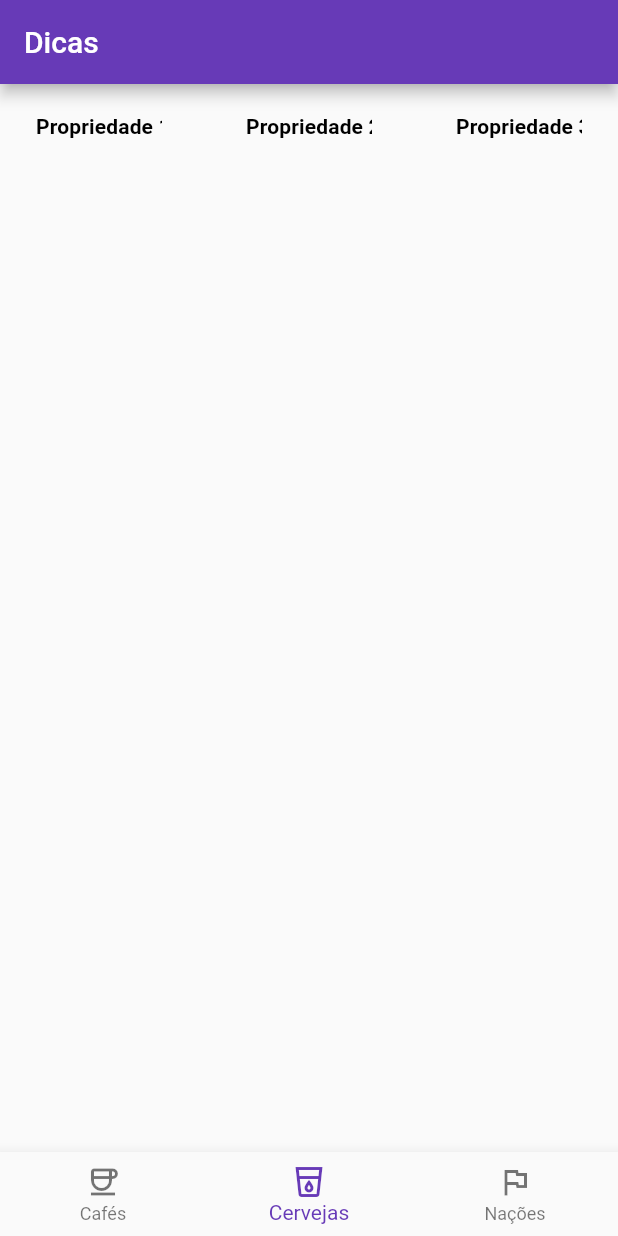
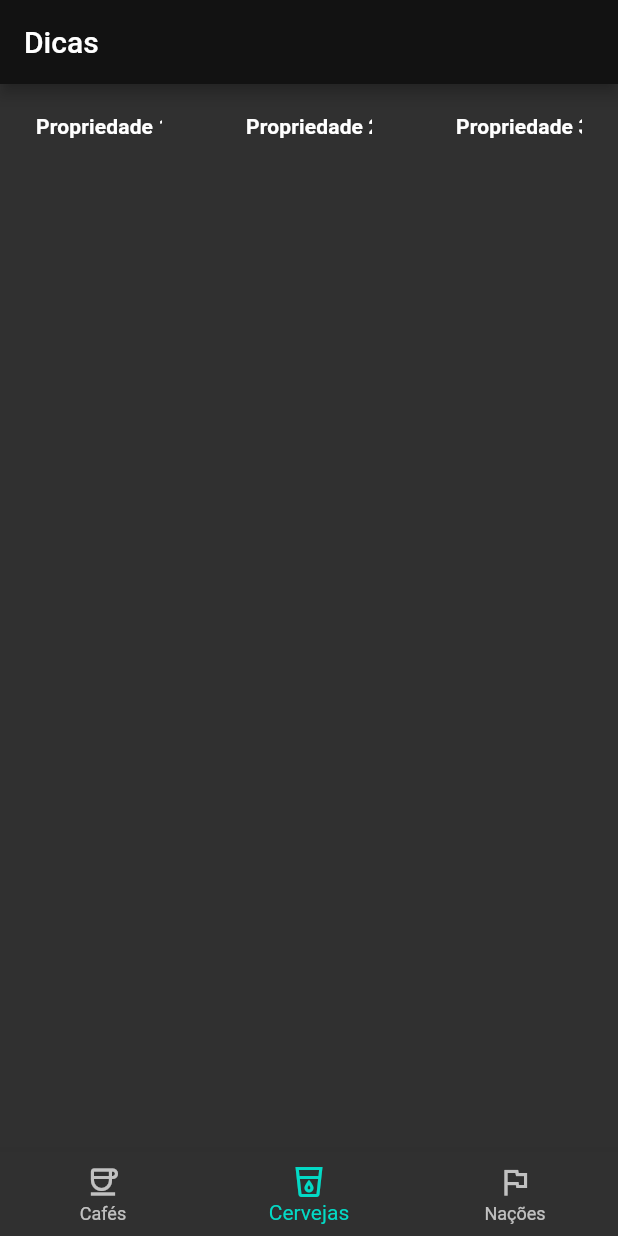
Before and after one commit to VictorRyan3612/POO_Orientada-a-objetos, a Flutter app: the screen it shows after launch, on a phone screen of 412 x 824 dp. Run offline on Flutter 3.47's test engine with Material 2 defaults, Android fonts, the phone set to English and light mode, and no system bars; our stand-ins replace flutter_hooks.

Commit message:
Receita 7 Exercise 2 part 0.1

```diff
--- a/un_2_receita7/lib/main.dart
+++ b/un_2_receita7/lib/main.dart
@@ -139,7 +139,11 @@ class MyApp extends StatelessWidget {
 
   Widget build(BuildContext context) {
     return MaterialApp(
-      theme: ThemeData(primarySwatch: Colors.deepPurple),
+      theme: ThemeData(
+        primarySwatch: Colors.deepPurple,
+        colorScheme: const ColorScheme.dark(),
+      ),
+
       debugShowCheckedModeBanner:false,
 
       home: Scaffold(
@@ -147,18 +151,29 @@ class MyApp extends StatelessWidget {
           title: const Text("Dicas"),
           ),
 
-        body: ValueListenableBuilder(
+        body: Container(
+          child: Column(
+            children: [
+
+              ValueListenableBuilder(
                 valueListenable: dataService.tableStateNotifier,
                 builder:(_, value, __){
 
-            return DataTableWidget(
+                  return Center(
+                    child: DataTableWidget(
                       objects: dataService.tableStateNotifier.value["objects"],
                       // jsonObjects:value["objects"],
                       propertyNames: value["props"],
                       columnNames: value["columnsNames"]
+                    )
                   );
                 }
               ),
+            ],
+          ),
+        ),
+
+
         bottomNavigationBar: NewNavBar(itemSelectedCallback: dataService.carregar),
       ));
   }
```
Lines whose indentation alone changed are shown as unchanged.
